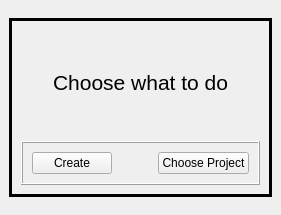
Qt form src/mainwindow/mainwindow.ui (willam2007/wps) before a commit.
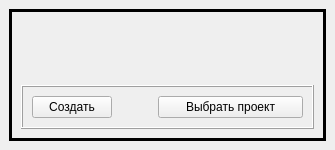
The same form after that commit. Icons and pictures are not drawn.

Commit message: mainwindow design как в qt

```diff
--- a/src/mainwindow/mainwindow.ui
+++ b/src/mainwindow/mainwindow.ui
@@ -9,12 +9,12 @@
    <rect>
     <x>0</x>
     <y>0</y>
-    <width>279</width>
-    <height>215</height>
+    <width>335</width>
+    <height>150</height>
    </rect>
   </property>
   <property name="sizePolicy">
-   <sizepolicy hsizetype="Preferred" vsizetype="Preferred">
+   <sizepolicy hsizetype="Fixed" vsizetype="Fixed">
     <horstretch>0</horstretch>
     <verstretch>0</verstretch>
    </sizepolicy>
@@ -45,7 +45,7 @@
     <item row="0" column="0">
      <widget class="QFrame" name="choose_project_frame">
       <property name="sizePolicy">
-       <sizepolicy hsizetype="Maximum" vsizetype="Maximum">
+       <sizepolicy hsizetype="Preferred" vsizetype="Preferred">
         <horstretch>0</horstretch>
         <verstretch>0</verstretch>
        </sizepolicy>
@@ -71,7 +71,7 @@
          <property name="sizeHint" stdset="0">
           <size>
            <width>40</width>
-           <height>40</height>
+           <height>20</height>
           </size>
          </property>
         </spacer>
@@ -90,7 +90,7 @@
           </font>
          </property>
          <property name="text">
-          <string>Choose what to do</string>
+          <string> </string>
          </property>
          <property name="textFormat">
           <enum>Qt::TextFormat::RichText</enum>
@@ -114,7 +114,7 @@
          <property name="sizeHint" stdset="0">
           <size>
            <width>20</width>
-           <height>40</height>
+           <height>15</height>
           </size>
          </property>
         </spacer>
@@ -143,7 +143,7 @@
              </sizepolicy>
             </property>
             <property name="text">
-             <string>Create</string>
+             <string>Создать</string>
             </property>
            </widget>
           </item>
@@ -166,13 +166,31 @@
           <item>
            <widget class="QPushButton" name="choose_button_project">
             <property name="sizePolicy">
-             <sizepolicy hsizetype="Preferred" vsizetype="Preferred">
+             <sizepolicy hsizetype="Expanding" vsizetype="Fixed">
               <horstretch>0</horstretch>
               <verstretch>0</verstretch>
              </sizepolicy>
             </property>
+            <property name="maximumSize">
+             <size>
+              <width>666</width>
+              <height>600</height>
+             </size>
+            </property>
+            <property name="sizeIncrement">
+             <size>
+              <width>0</width>
+              <height>0</height>
+             </size>
+            </property>
+            <property name="baseSize">
+             <size>
+              <width>87</width>
+              <height>68</height>
+             </size>
+            </property>
             <property name="text">
-             <string>Choose Project</string>
+             <string>Выбрать проект</string>
             </property>
            </widget>
           </item>
```
The commit also changes 5 other files.
